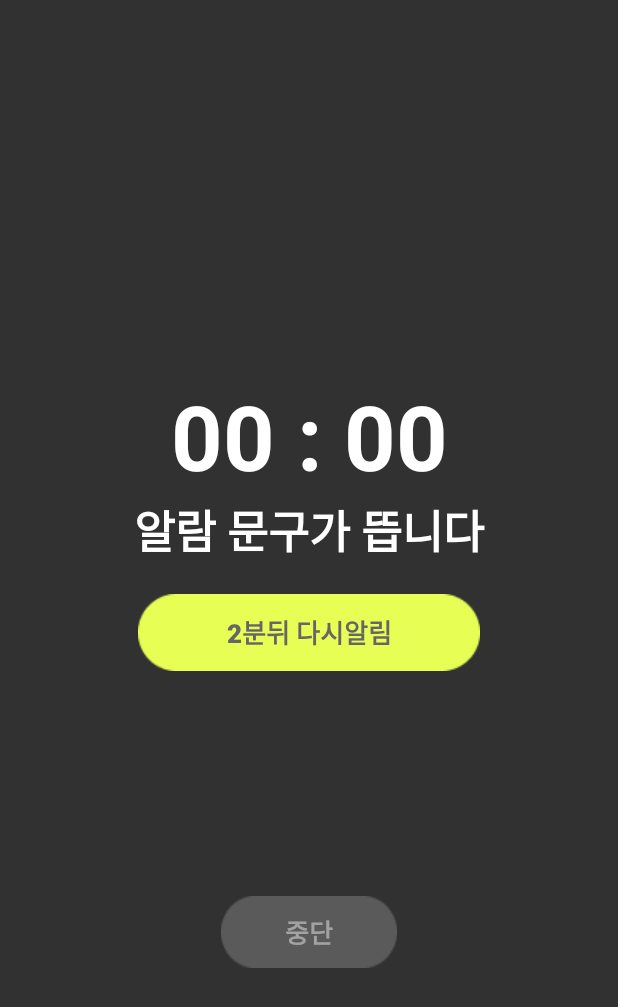
After one commit to moon12-3/NotiUp, an Android app: the layout activity_alarm_service.xml on its own in the app's theme, with its tools: preview values and no code run, on a phone screen of 412 x 824 dp. The commit adds this screen. Shown: the top 1007 px of the screen. Run offline under Robolectric (Android 15) with nearby library versions, the phone set to English and light mode, and no system bars.

Commit message:
알람 제작중

```diff
--- a/app/src/main/java/com/example/notiup/MonthFragment.kt
+++ b/app/src/main/java/com/example/notiup/MonthFragment.kt
@@ -4,8 +4,10 @@ import android.content.Context
 import android.graphics.Canvas
 import android.graphics.Color
 import android.graphics.Paint
+import android.os.Build
 import android.os.Bundle
 import android.text.style.ForegroundColorSpan
+import android.util.Log
 import androidx.fragment.app.Fragment
 import android.view.LayoutInflater
 import android.view.View
@@ -61,7 +63,6 @@ class MonthFragment : Fragment() {
         // 현재 날짜
         selectedDate = LocalDate.now().toString()
 
-
         binding = FragmentMonthBinding.bind(view)
 
         binding.materialCalendar.apply {
@@ -78,6 +79,7 @@ class MonthFragment : Fragment() {
             var month = date.month + 1
             var day = date.day
             selectedDate = "$year-$month-$day"
+            Log.d("mytag", selectedDate)
         }
 
         val dateRangePicker =
--- a/app/src/main/java/com/example/notiup/UserFragment.kt
+++ b/app/src/main/java/com/example/notiup/UserFragment.kt
@@ -81,6 +81,8 @@ class UserFragment : Fragment() {
                 Toast.makeText(mainActivity, "로그아웃 되셨습니다.", Toast.LENGTH_SHORT).show()
                 (activity as MainActivity).changeFragment(1)
             }
+
+
         }
 
 //        binding.userInfo.text = """
--- /dev/null
+++ b/app/src/main/res/layout/activity_alarm_service.xml
@@ -0,0 +1,48 @@
+<?xml version="1.0" encoding="utf-8"?>
+<LinearLayout
+    xmlns:android="http://schemas.android.com/apk/res/android"
+    android:orientation="vertical"
+    android:background="@color/back"
+    xmlns:tools="http://schemas.android.com/tools"
+    android:layout_width="match_parent"
+    android:layout_height="match_parent"
+    tools:context=".AlarmService">
+    <TextView
+        android:layout_width="match_parent"
+        android:layout_height="wrap_content"
+        android:text="00 : 00"
+        android:textColor="@color/white"
+        android:textStyle="bold"
+        android:textSize="60sp"
+        android:gravity="center"
+        android:layout_marginTop="250dp"/>
+    <TextView
+        android:layout_width="match_parent"
+        android:layout_height="wrap_content"
+        android:text="알람 문구가 뜹니다"
+        android:textColor="@color/white"
+        android:gravity="center"
+        android:textSize="30sp"
+        android:textStyle="bold"/>
+    <Button
+        android:text="2분뒤 다시알림"
+        android:textStyle="bold"
+        android:textSize="17sp"
+        android:textColor="#666666"
+        android:layout_marginTop="20dp"
+        android:layout_gravity="center"
+        android:background="@drawable/ybtn"
+        android:layout_height="wrap_content"
+        android:layout_width="wrap_content"/>
+
+    <Button
+        android:text="중단"
+        android:textStyle="bold"
+        android:textSize="17sp"
+        android:textColor="#70ffffff"
+        android:layout_marginTop="150dp"
+        android:layout_gravity="center"
+        android:background="@drawable/gbtn"
+        android:layout_height="wrap_content"
+        android:layout_width="wrap_content"/>
+</LinearLayout>
```
Also changed, not shown: app/src/main/AndroidManifest.xml (+19 -5 lines), app/src/main/java/com/example/notiup/Alarm/AlarmFunctions.kt (added, +61 -0 lines), app/src/main/java/com/example/notiup/Alarm/Receiver/AlarmReceiver.kt (added, +45 -0 lines), app/src/main/java/com/example/notiup/Alarm/Service/AlarmService.kt (added, +16 -0 lines), app/src/main/java/com/example/notiup/AlarmServiceActivity.kt (added, +11 -0 lines), app/src/main/java/com/example/notiup/BottomSheet.kt (+2 -68 lines), app/src/main/java/com/example/notiup/BottomSheetFragment.kt (added, +96 -0 lines), app/src/main/res/drawable/gbtn.png (added), app/src/main/res/drawable/ybtn.png (added).
